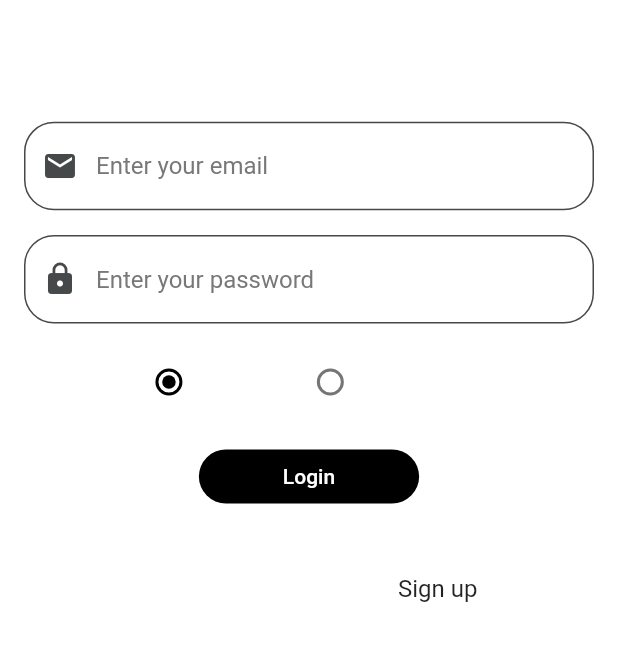
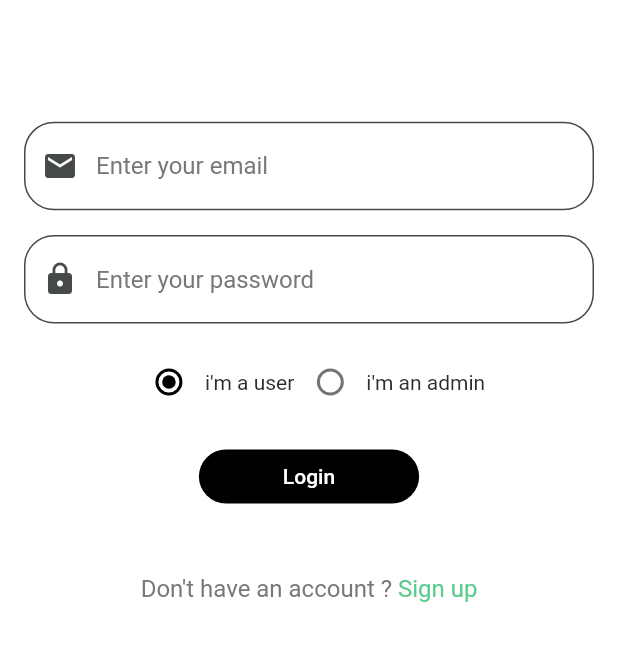
Before and after one commit to kosbaship/cloth_shop, a Flutter app: the screen it shows after launch, on a phone screen of 412 x 824 dp, the part 348-1009 px from its top. Run offline on Flutter 3.47's test engine with Material 2 defaults, Android fonts, the phone set to English and light mode, and no system bars; our stand-ins replace bloc, cloud_firestore, conditional_builder, expansion_tile_card, firebase_auth, firebase_core and 5 more; missing offline and left inert: cloud_firestore_web, firebase_auth_web, firebase_core_web, shared_preferences_web; accounts and stored records are empty.

Commit message:
Refactoring some Colors Admin & User

```diff
--- a/lib/modules/admin/home/admin_home_screen.dart
+++ b/lib/modules/admin/home/admin_home_screen.dart
@@ -76,7 +76,7 @@ class AdminHomeScreen extends StatelessWidget {
                 // current index match this index
                 currentIndex: currentIndex,
                 type: BottomNavigationBarType.fixed,
-                fixedColor: kMainColor,
+                fixedColor: kBlackColor,
                 elevation: 0.0,
               ),
             ),
--- a/lib/modules/admin/products/manage_products/manage_products_screen.dart
+++ b/lib/modules/admin/products/manage_products/manage_products_screen.dart
@@ -100,14 +100,16 @@ class ManageProductScreen extends StatelessWidget {
                                       itemBackGroundColor: itemBackGroundColor,
                                     ));
                               },
-                              color: itemBackGroundColor,
+                              color: kSecondaryColor,
                               child: Padding(
                                 padding:
                                 const EdgeInsets.symmetric(vertical: 8),
                                 child: Text(
                                   "Edit",
                                   style: TextStyle(
-                                      color: kTextDarkColor, fontSize: 16),
+                                    color: kMainColor,
+                                    fontSize: 16,
+                                  ),
                                 ),
                               ),
                             ),
--- a/lib/modules/login/login_screen.dart
+++ b/lib/modules/login/login_screen.dart
@@ -116,7 +116,7 @@ class LoginScreen extends StatelessWidget {
                           ),
                           Text(
                             "i\'m a user",
-                            style: TextStyle(color: kWhiteColor
+                            style: TextStyle(color: kTextDarkColor
                                 // defaultMode == userMode
                                 //     ? Colors.black
                                 //     : kWhiteColor
@@ -132,7 +132,7 @@ class LoginScreen extends StatelessWidget {
                           ),
                           Text(
                             'i\'m an admin',
-                            style: TextStyle(color: kWhiteColor
+                            style: TextStyle(color: kTextDarkColor
                                 // defaultMode == adminMode
                                 //     ? Colors.black
                                 //     : kWhiteColor
@@ -176,7 +176,7 @@ class LoginScreen extends StatelessWidget {
                               maxLines: 1,
                               overflow: TextOverflow.ellipsis,
                               style:
-                                  TextStyle(color: Colors.white, fontSize: 16),
+                                  TextStyle(color: kGreyColor, fontSize: 16),
                             ),
                           ),
                           GestureDetector(
@@ -185,7 +185,7 @@ class LoginScreen extends StatelessWidget {
                             },
                             child: Text(
                               'Sign up',
-                              style: TextStyle(fontSize: 16),
+                              style: TextStyle(fontSize: 16, color: kSloganColor),
                             ),
                           )
                         ],
--- a/lib/modules/signup/signup_screen.dart
+++ b/lib/modules/signup/signup_screen.dart
@@ -123,7 +123,7 @@ class SignUpScreen extends StatelessWidget {
                               maxLines: 1,
                               overflow: TextOverflow.ellipsis,
                               style:
-                                  TextStyle(color: Colors.white, fontSize: 16),
+                                  TextStyle(color: kGreyColor, fontSize: 16),
                             ),
                           ),
                           GestureDetector(
@@ -132,7 +132,7 @@ class SignUpScreen extends StatelessWidget {
                             },
                             child: Text(
                               'Login',
-                              style: TextStyle(fontSize: 16),
+                              style: TextStyle(fontSize: 16, color: kSloganColor),
                             ),
                           )
                         ],
--- a/lib/modules/user/layout/home_screen.dart
+++ b/lib/modules/user/layout/home_screen.dart
@@ -17,9 +17,9 @@ class HomeScreen extends StatelessWidget {
       child: DefaultTabController(
         length: 5,
         child: Scaffold(
-          backgroundColor: kSecondaryColor,
+          backgroundColor: kMainColor,
           appBar: AppBar(
-            backgroundColor: kSecondaryColor,
+            backgroundColor: kMainColor,
             title: Text(
               'Discover'.toUpperCase(),
               style: TextStyle(
--- a/lib/modules/user/product_details_screen/product_details_screen.dart
+++ b/lib/modules/user/product_details_screen/product_details_screen.dart
@@ -63,7 +63,7 @@ class ProductDetailsScreen extends StatelessWidget {
                               ),
                               width: double.infinity,
                               decoration: BoxDecoration(
-                                color: kSecondaryColor,
+                                color: kMainColor,
                                 borderRadius: BorderRadius.only(
                                   topLeft: Radius.circular(24),
                                   topRight: Radius.circular(24),
--- a/lib/modules/user/product_details_screen/widgets/custom_app_bar.dart
+++ b/lib/modules/user/product_details_screen/widgets/custom_app_bar.dart
@@ -12,7 +12,7 @@ class CustomAppBar extends StatelessWidget {
         IconButton(
           icon: Icon(
             Icons.arrow_back_ios,
-            color: kSecondaryColor,
+            color: kMainColor,
             size: 30,
           ),
           onPressed: () {
@@ -22,7 +22,7 @@ class CustomAppBar extends StatelessWidget {
         IconButton(
           icon: Icon(
             Icons.shopping_cart_outlined,
-            color: kSecondaryColor,
+            color: kMainColor,
             size: 30,
           ),
           onPressed: () {
--- a/lib/modules/user/product_details_screen/widgets/name_photo_price.dart
+++ b/lib/modules/user/product_details_screen/widgets/name_photo_price.dart
@@ -25,14 +25,14 @@ class NameAndPhotoAndPrice extends StatelessWidget {
           ),
           Text(
             "$itemCategories Categories".toUpperCase(),
-            style: TextStyle(color: kSecondaryColor),
+            style: TextStyle(color: kMainColor),
           ),
           Text(
             "$itemName",
             style: Theme.of(context)
                 .textTheme
                 .headline4
-                .copyWith(color: kSecondaryColor, fontWeight: FontWeight.bold),
+                .copyWith(color: kMainColor, fontWeight: FontWeight.bold),
           ),
           Row(
             crossAxisAlignment: CrossAxisAlignment.start,
```
Also changed, not shown: lib/modules/user/cart/cart_screen.dart (+19 -12 lines).
